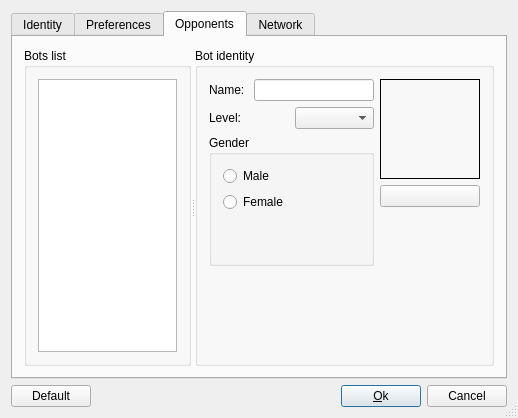
arabine/icl, file src/desktop/forms/OptionsUI.ui: the form before one commit.
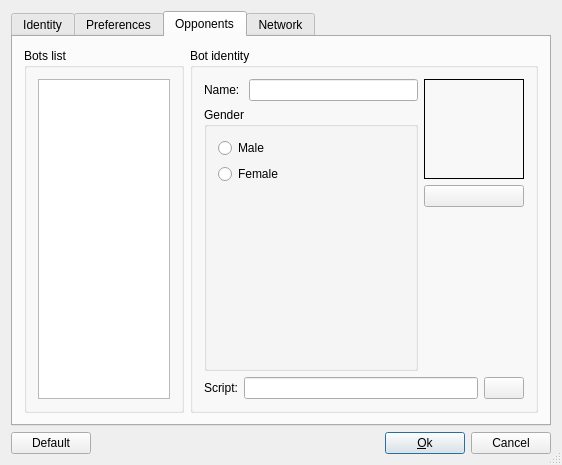
The form after the commit. The open tabs and pages were chosen to show the change. Icons and pictures are not drawn.

Commit message: Added script selection in the option window

The edit to the form file:
```diff
--- a/src/desktop/forms/OptionsUI.ui
+++ b/src/desktop/forms/OptionsUI.ui
@@ -9,8 +9,8 @@
    <rect>
     <x>0</x>
     <y>0</y>
-    <width>518</width>
-    <height>418</height>
+    <width>562</width>
+    <height>465</height>
    </rect>
   </property>
   <property name="sizePolicy">
@@ -588,11 +588,19 @@
       </attribute>
       <layout class="QGridLayout" name="gridLayout_8">
        <item row="0" column="0">
-        <widget class="QSplitter" name="splitter">
-         <property name="orientation">
-          <enum>Qt::Horizontal</enum>
-         </property>
          <widget class="QGroupBox" name="groupBox_2">
+         <property name="sizePolicy">
+          <sizepolicy hsizetype="Minimum" vsizetype="Preferred">
+           <horstretch>0</horstretch>
+           <verstretch>0</verstretch>
+          </sizepolicy>
+         </property>
+         <property name="maximumSize">
+          <size>
+           <width>160</width>
+           <height>16777215</height>
+          </size>
+         </property>
           <property name="title">
            <string>Bots list</string>
           </property>
@@ -602,6 +610,8 @@
            </item>
           </layout>
          </widget>
+       </item>
+       <item row="0" column="1">
          <widget class="QGroupBox" name="groupBox_3">
           <property name="title">
            <string>Bot identity</string>
@@ -636,20 +646,6 @@
                </item>
               </layout>
              </item>
-             <item>
-              <layout class="QHBoxLayout" name="horizontalLayout_12">
-               <item>
-                <widget class="QLabel" name="label_3_2">
-                 <property name="text">
-                  <string>Level: </string>
-                 </property>
-                </widget>
-               </item>
-               <item>
-                <widget class="QComboBox" name="botAiLevel"/>
-               </item>
-              </layout>
-             </item>
              <item>
               <widget class="QGroupBox" name="groupBox_8">
                <property name="title">
@@ -686,19 +682,6 @@
                </layout>
               </widget>
              </item>
-             <item>
-              <spacer name="verticalSpacer_3">
-               <property name="orientation">
-                <enum>Qt::Vertical</enum>
-               </property>
-               <property name="sizeHint" stdset="0">
-                <size>
-                 <width>20</width>
-                 <height>28</height>
-                </size>
-               </property>
-              </spacer>
-             </item>
             </layout>
            </item>
            <item row="0" column="1">
@@ -754,8 +737,32 @@
              </item>
             </layout>
            </item>
-          </layout>
-         </widget>
+          <item row="1" column="0" colspan="2">
+           <layout class="QHBoxLayout" name="horizontalLayout_12">
+            <item>
+             <widget class="QLabel" name="label_2">
+              <property name="text">
+               <string>Script:</string>
+              </property>
+             </widget>
+            </item>
+            <item>
+             <widget class="QLineEdit" name="scriptPath"/>
+            </item>
+            <item>
+             <widget class="QPushButton" name="buttonScriptPath">
+              <property name="text">
+               <string/>
+              </property>
+              <property name="icon">
+               <iconset resource="../../../assets/desktop.qrc">
+                <normaloff>:/images/fileopen.png</normaloff>:/images/fileopen.png</iconset>
+              </property>
+             </widget>
+            </item>
+           </layout>
+          </item>
+         </layout>
         </widget>
        </item>
       </layout>
```
Left out of the diff: 2 changed lines with no effect on the pictures. Lines whose indentation alone changed are shown as unchanged. The commit also changes 6 other files.
